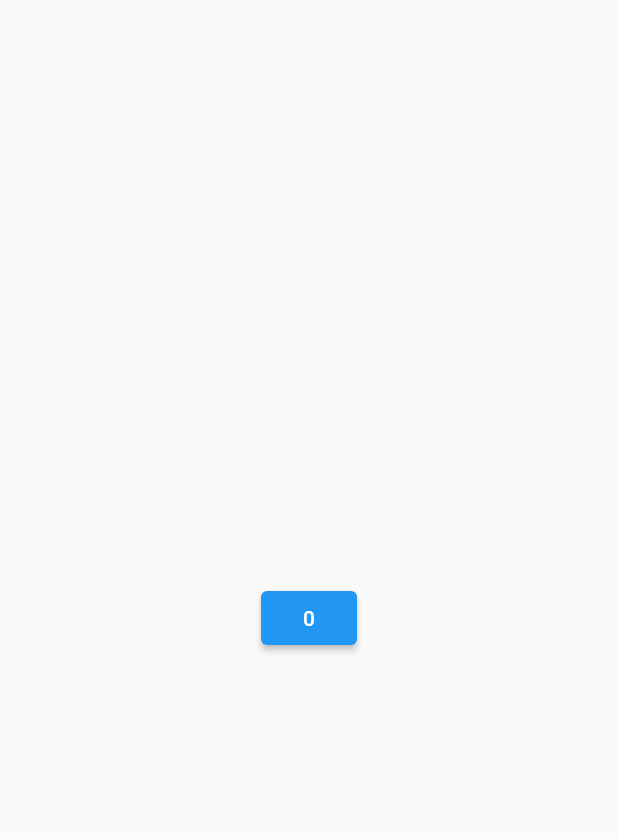
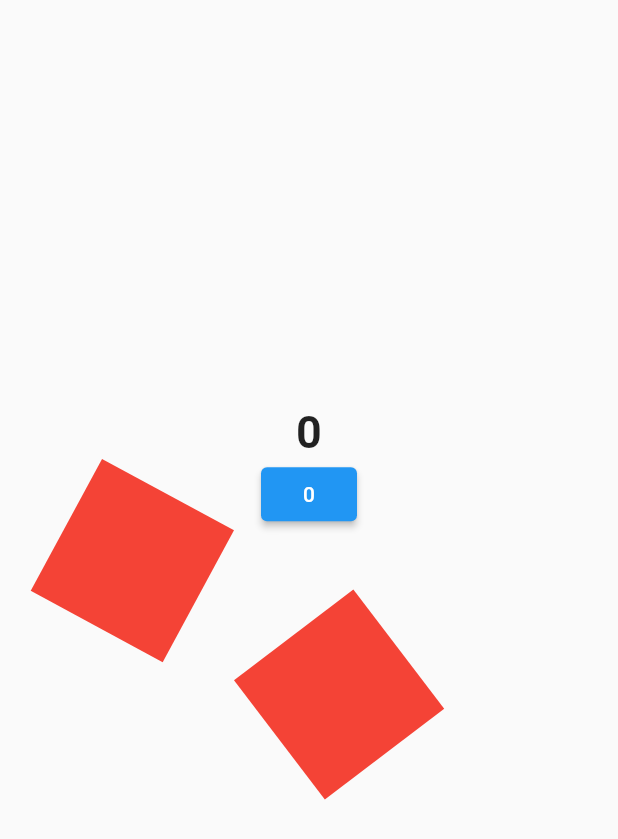
Before and after one commit to DheerajWork/practice_project, a Flutter app: the MySharePref screen opened directly, on a phone screen of 412 x 824 dp. Shown: the top 839 px of the screen. Run offline on Flutter 3.47's test engine with Material 2 defaults, Android fonts, the phone set to English and light mode, and no system bars; our stand-ins replace cloud_firestore, email_validator, firebase_auth, firebase_core, image_cropper, image_picker and 1 more; accounts and stored records are empty.

Commit message:
SharePreference Done

```diff
--- a/lib/main.dart
+++ b/lib/main.dart
@@ -1,5 +1,6 @@
 
 import 'package:flutter/material.dart';
+import 'package:practice_project/random_number_add/random_number_add.dart';
 import 'package:practice_project/register_api/haha.dart';
 import 'package:practice_project/register_api/login_api.dart';
 import 'package:practice_project/register_api/ocx_login.dart';
@@ -31,7 +32,7 @@ class MyApp extends StatelessWidget {
       OcxLogin.route:(context) =>OcxLogin(),
       OcxRegister.route : (context) => OcxRegister()
     },
-    home: MySharePref(),
+    home: RandomNumberAdd(),
     );
   }
 }
--- a/lib/random_number_add/random_number_add.dart
+++ b/lib/random_number_add/random_number_add.dart
@@ -101,6 +101,7 @@ class _RandomNumberAddState extends State<RandomNumberAdd> {
 }
 
 
+
 class AnswerCont extends StatelessWidget {
 
   final String? answer;
--- /dev/null
+++ b/lib/share_preference/pref_model_class.dart
@@ -0,0 +1,19 @@
+
+
+class PrefModelClass {
+  int? a = 0;
+
+
+  PrefModelClass({this.a});
+
+  PrefModelClass.fromjson(Map<String, dynamic> json){
+    a = json["a"];
+  }
+
+  Map<String, dynamic> tojson(){
+   final Map<String, dynamic> data = Map<String, dynamic>();
+    data["a"] = a;
+    return data;
+  }
+
+}
--- a/lib/share_preference/share_preference.dart
+++ b/lib/share_preference/share_preference.dart
@@ -1,4 +1,7 @@
+import 'dart:convert';
+
 import 'package:flutter/material.dart';
+import 'package:practice_project/share_preference/pref_model_class.dart';
 import 'package:shared_preferences/shared_preferences.dart';
 
 class MySharePref extends StatefulWidget {
@@ -7,14 +10,15 @@ class MySharePref extends StatefulWidget {
 }
 
 class _MySharePrefState extends State<MySharePref> {
+  SharedPreferences? pref;
   int num = 0;
-  SharedPreferences? pref;
+  // PrefModelClass? prefModelClass = PrefModelClass(a: jsonDecode("a"));
 
   setNum() async {
     pref = await SharedPreferences.getInstance();
 
     if (pref!.getInt('num') != null) {
-      num = pref!.getInt('num')!;
+    num = pref!.getInt('num')!;
 
       print(num);
     } else {
@@ -22,12 +26,8 @@ class _MySharePrefState extends State<MySharePref> {
 
       print(num);
     }
-  }
+    setState(() {
 
-  addNum() {
-    setState(() {
-      num++;
-      pref!.setInt('num', num);
     });
   }
 
@@ -35,7 +35,8 @@ class _MySharePrefState extends State<MySharePref> {
   void initState() {
     // TODO: implement initState
     super.initState();
-    setNum();
+     setNum();
+     // print(prefModelClass);
   }
 
   @override
@@ -45,13 +46,32 @@ class _MySharePrefState extends State<MySharePref> {
         child: Column(
           mainAxisAlignment: MainAxisAlignment.center,
           children: [
-           // Text('$num',style: TextStyle(fontSize: 30,fontWeight: FontWeight.bold),),
+           Text('$num',style: TextStyle(fontSize: 30,fontWeight: FontWeight.bold),),
             ElevatedButton(
                 onPressed: () {
-                  addNum();
-                  setState(() {});
+                  setState(() {
+                    // num++;
+                    pref!.setInt('num',num);
+                  });
                 },
-                child: Text('$num'))
+                child: Text('$num')),
+
+            Transform(
+              transform: Matrix4.rotationZ(0.5-11),
+              child: Container(
+                height: 100,
+                width: 100,
+                color: Colors.red,
+              ),
+            ),
+            Transform(
+              transform: Matrix4.rotationZ(0.5-20),
+              child: Container(
+                height: 100,
+                width: 100,
+                color: Colors.red,
+              ),
+            ),
           ],
         ),
       ),
```
Also changed, not shown: lib/register_api/ocx_login.dart (+15 -21 lines), lib/register_api/splash_screen.dart (+0 -20 lines).
